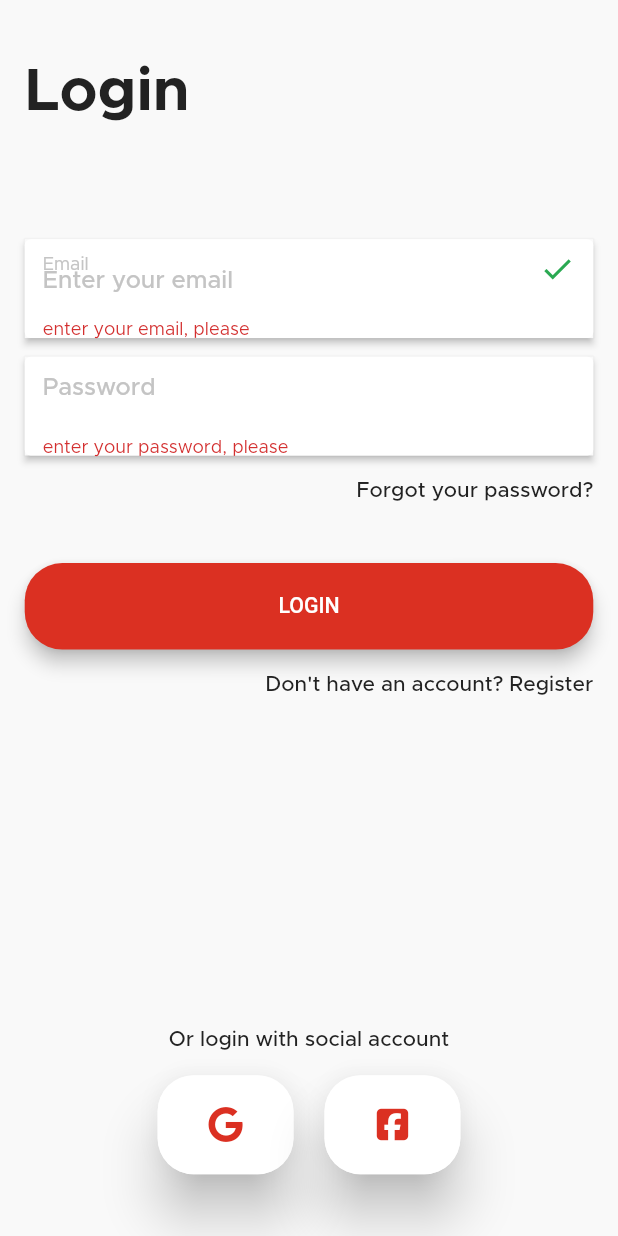
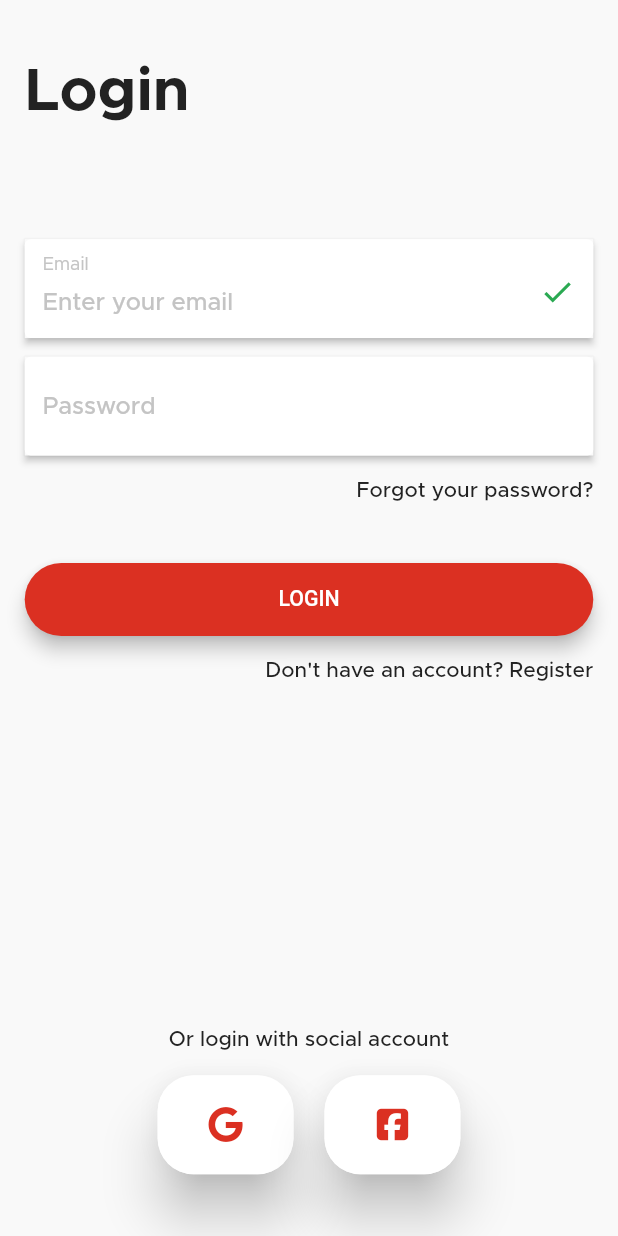
Before and after one commit to Maheresio/E-Commerce-UI, a Flutter app: the screen it shows after launch, after a tap on "LOGIN", on a phone screen of 412 x 824 dp. Run offline on Flutter 3.47's test engine with Material 2 defaults, Android fonts, the phone set to English and light mode, and no system bars; our stand-ins replace flutter_screenutil, font_awesome_flutter, go_router.

Commit message:
adding custom elevated button

```diff
--- a/lib/core/widgets/custom_elevated_button.dart
+++ b/lib/core/widgets/custom_elevated_button.dart
@@ -1,12 +1,22 @@
 import 'package:flutter/material.dart';
+import 'package:flutter_screenutil/flutter_screenutil.dart';
+
 
 class CustomElevatedButton extends StatelessWidget {
-  const CustomElevatedButton({super.key});
+  const CustomElevatedButton(
+      {super.key, required this.formKey, required this.text});
 
+  final GlobalKey<FormState> formKey;
+  final String text;
   @override
   Widget build(BuildContext context) {
-    return Scaffold(
-      body: Container(),
+    return SizedBox(
+      width: double.infinity,
+      height: 48.h,
+      child: ElevatedButton(
+        onPressed: () {},
+        child: Text(text),
+      ),
     );
   }
 }
--- a/lib/features/auth/views/auth_view.dart
+++ b/lib/features/auth/views/auth_view.dart
@@ -1,4 +1,5 @@
 import 'package:e_commerce_app/core/global/themes/app_colors/app_colors_light.dart';
+import 'package:e_commerce_app/core/widgets/custom_elevated_button.dart';
 import 'package:flutter/material.dart';
 import 'package:font_awesome_flutter/font_awesome_flutter.dart';
 
@@ -62,9 +63,9 @@ class _AuthViewState extends State<AuthView> {
                                 top: constraints.maxHeight * .25),
                             child: TextFormField(
                               controller: _nameController,
-                               validator: (val) => val!.isEmpty
-                                ? 'enter your name, please'
-                                : null,
+                              validator: (val) => val!.isEmpty
+                                  ? 'enter your name, please'
+                                  : null,
                               enableInteractiveSelection: true,
                               keyboardType: TextInputType.name,
                               textInputAction: TextInputAction.next,
@@ -178,9 +179,8 @@ class _AuthViewState extends State<AuthView> {
                     child: Center(
                       child: TextFormField(
                         controller: _passwordController,
-                         validator: (val) => val!.isEmpty
-                                ? 'enter your password, please'
-                                : null,
+                        validator: (val) =>
+                            val!.isEmpty ? 'enter your password, please' : null,
                         enableInteractiveSelection: true,
                         obscureText: true,
                         obscuringCharacter: '*',
@@ -222,19 +222,9 @@ class _AuthViewState extends State<AuthView> {
                 SizedBox(
                   height: screenHeight * .05,
                 ),
-                SizedBox(
-                  width: double.infinity,
-                  height: screenHeight * .07,
-                  child: ElevatedButton(
-
-                    onPressed: () {
-                      if (_formKey.currentState!.validate()) {
-                        print('authenticate');
-                      }
-                    },
-                    child: Text(
-                        _authType == AuthFormType.login ? 'LOGIN' : 'SIGN UP'),
-                  ),
+                CustomElevatedButton(
+                  formKey: _formKey,
+                  text: _authType == AuthFormType.login ? 'LOGIN' : 'SIGNUP',
                 ),
                 SizedBox(
                   height: screenHeight * .02,
```
